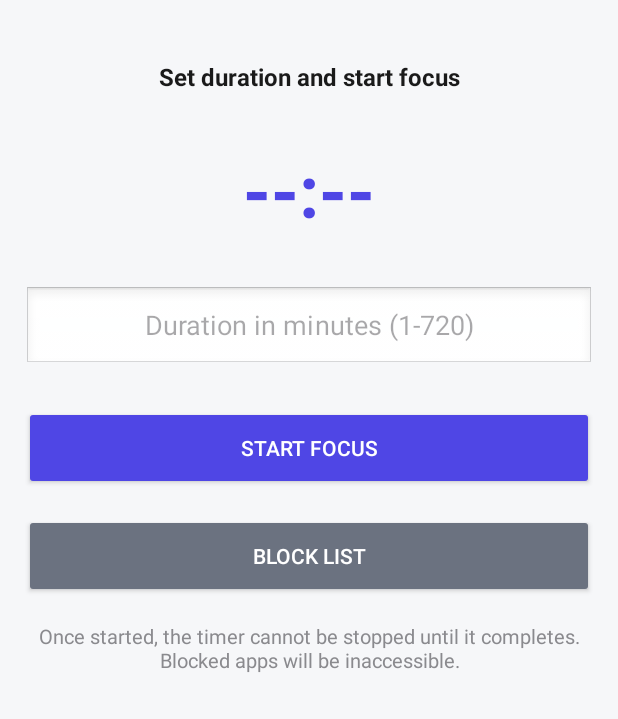
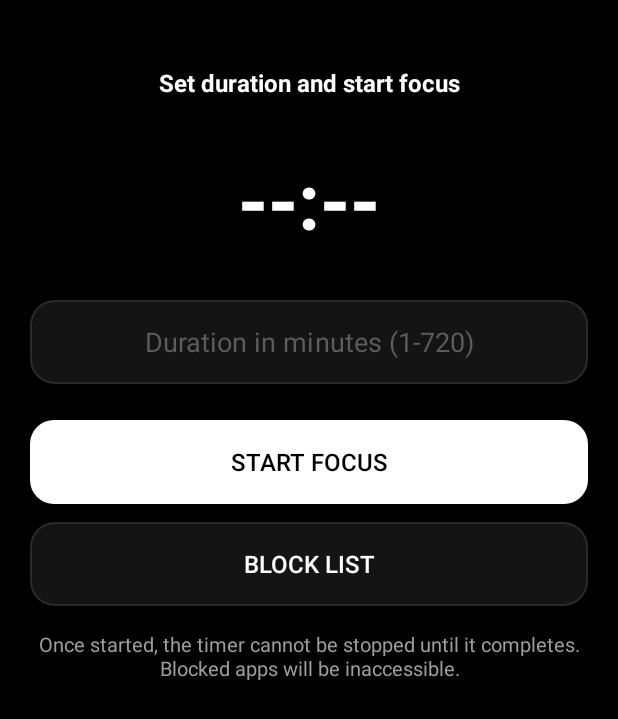
Before and after one commit to Amogha-A-Nadiger/focuslock, an Android app: the screen it shows after launch (MainActivity), on a phone screen of 412 x 824 dp. Shown: the top 719 px of the screen. Run offline under Robolectric (Android 15) with nearby library versions, the phone set to English and light mode, and no system bars.

Commit message:
ui: black bg, white text, rounded components, fade transitions
Picker now lists all installed apps including hidden/launcher-less
ones, system apps tagged, core com.android.* shelf excluded.

Generated by Mistral Vibe.
Co-Authored-By: Mistral Vibe <vibe@mistral.ai>

```diff
--- /dev/null
+++ b/app/src/main/res/anim/fade_in.xml
@@ -0,0 +1,4 @@
+<?xml version="1.0" encoding="utf-8"?>
+<alpha xmlns:android="http://schemas.android.com/apk/res/android"
+  android:fromAlpha="0.0" android:toAlpha="1.0" android:duration="250"
+  android:interpolator="@android:anim/decelerate_interpolator"/>
--- /dev/null
+++ b/app/src/main/res/anim/fade_out.xml
@@ -0,0 +1,3 @@
+<?xml version="1.0" encoding="utf-8"?>
+<alpha xmlns:android="http://schemas.android.com/apk/res/android"
+  android:fromAlpha="1.0" android:toAlpha="0.0" android:duration="200"/>
--- /dev/null
+++ b/app/src/main/res/drawable/btn_primary.xml
@@ -0,0 +1,5 @@
+<?xml version="1.0" encoding="utf-8"?>
+<shape xmlns:android="http://schemas.android.com/apk/res/android" android:shape="rectangle">
+  <solid android:color="@color/accent"/>
+  <corners android:radius="16dp"/>
+</shape>
--- /dev/null
+++ b/app/src/main/res/drawable/btn_secondary.xml
@@ -0,0 +1,6 @@
+<?xml version="1.0" encoding="utf-8"?>
+<shape xmlns:android="http://schemas.android.com/apk/res/android" android:shape="rectangle">
+  <solid android:color="@color/card"/>
+  <stroke android:width="1dp" android:color="@color/line"/>
+  <corners android:radius="16dp"/>
+</shape>
--- /dev/null
+++ b/app/src/main/res/drawable/input_rounded.xml
@@ -0,0 +1,6 @@
+<?xml version="1.0" encoding="utf-8"?>
+<shape xmlns:android="http://schemas.android.com/apk/res/android" android:shape="rectangle">
+  <solid android:color="@color/card"/>
+  <stroke android:width="1dp" android:color="@color/line"/>
+  <corners android:radius="16dp"/>
+</shape>
--- a/app/src/main/res/layout/activity_main.xml
+++ b/app/src/main/res/layout/activity_main.xml
@@ -3,8 +3,9 @@
     android:layout_width="match_parent"
     android:layout_height="match_parent"
     android:orientation="vertical"
-    android:background="#F6F7F9"
-    android:padding="16dp">
+    android:background="@color/bg"
+    android:animateLayoutChanges="true"
+    android:padding="20dp">
 
     <TextView
         android:id="@+id/statusText"
@@ -13,7 +14,7 @@
         android:text="Set duration and start focus"
         android:textSize="16sp"
         android:textStyle="bold"
-        android:textColor="#1A1A1A"
+        android:textColor="@color/text_primary"
         android:gravity="center"
         android:layout_marginTop="24dp" />
 
@@ -22,9 +23,9 @@
         android:layout_width="match_parent"
         android:layout_height="wrap_content"
         android:text="--:--"
-        android:textSize="48sp"
+        android:textSize="52sp"
         android:textStyle="bold"
-        android:textColor="#4F46E5"
+        android:textColor="@color/text_primary"
         android:gravity="center"
         android:layout_marginTop="32dp" />
 
@@ -33,35 +34,42 @@
         android:layout_width="match_parent"
         android:layout_height="56dp"
         android:hint="Duration in minutes (1-720)"
+        android:textColorHint="@color/text_disabled"
         android:inputType="number"
+        android:textColor="@color/text_primary"
         android:gravity="center"
         android:layout_marginTop="32dp"
-        android:background="@android:drawable/edit_text" />
+        android:background="@drawable/input_rounded"
+        android:paddingHorizontal="16dp" />
 
     <Button
         android:id="@+id/startBtn"
         android:layout_width="match_parent"
         android:layout_height="56dp"
         android:text="Start Focus"
+        android:textSize="16sp"
         android:layout_marginTop="24dp"
-        android:backgroundTint="#4F46E5"
-        android:textColor="#FFFFFF" />
+        android:background="@drawable/btn_primary"
+        android:backgroundTint="@null"
+        android:textColor="@color/on_accent" />
 
     <Button
-      android:id="@+id/pickerBtn"
-      android:layout_width="match_parent"
-      android:layout_height="56dp"
-      android:text="Block list"
-      android:layout_marginTop="16dp"
-      android:backgroundTint="#6B7280"
-      android:textColor="#FFFFFF" />
+        android:id="@+id/pickerBtn"
+        android:layout_width="match_parent"
+        android:layout_height="56dp"
+        android:text="Block list"
+        android:textSize="16sp"
+        android:layout_marginTop="12dp"
+        android:background="@drawable/btn_secondary"
+        android:backgroundTint="@null"
+        android:textColor="@color/text_primary" />
 
     <TextView
         android:layout_width="match_parent"
         android:layout_height="wrap_content"
         android:text="Once started, the timer cannot be stopped until it completes. Blocked apps will be inaccessible."
         android:textSize="13sp"
-        android:textColor="#8A8A8E"
+        android:textColor="@color/text_secondary"
         android:gravity="center"
         android:layout_marginTop="16dp" />
 </LinearLayout>
--- a/app/src/main/res/values-night/colors.xml
+++ b/app/src/main/res/values-night/colors.xml
@@ -1,14 +1,14 @@
 <?xml version="1.0" encoding="utf-8"?>
 <resources>
-    <color name="text_primary">#F2F2F4</color>
-    <color name="text_secondary">#9A9AA0</color>
-    <color name="text_disabled">#5A5A5E</color>
-    <color name="bg">#121214</color>
-    <color name="card">#1E1E20</color>
-    <color name="accent">#4F46E5</color>
-    <color name="on_accent">#FFFFFF</color>
-    <color name="line">#2A2A2E</color>
+    <color name="text_primary">#FFFFFF</color>
+    <color name="text_secondary">#9E9E9E</color>
+    <color name="text_disabled">#5C5C5C</color>
+    <color name="bg">#000000</color>
+    <color name="card">#141414</color>
+    <color name="accent">#FFFFFF</color>
+    <color name="on_accent">#000000</color>
+    <color name="line">#2A2A2A</color>
     <color name="danger">#E0453A</color>
     <color name="ok">#1B7A43</color>
-    <color name="ic_launcher_background">#4F46E5</color>
+    <color name="ic_launcher_background">#000000</color>
 </resources>
--- a/app/src/main/res/values/colors.xml
+++ b/app/src/main/res/values/colors.xml
@@ -1,14 +1,14 @@
 <?xml version="1.0" encoding="utf-8"?>
 <resources>
-    <color name="text_primary">#1A1A1A</color>
-    <color name="text_secondary">#8A8A8E</color>
-    <color name="text_disabled">#C7C7CC</color>
-    <color name="bg">#F6F7F9</color>
-    <color name="card">#FFFFFF</color>
-    <color name="accent">#4F46E5</color>
-    <color name="on_accent">#FFFFFF</color>
-    <color name="line">#EFEFF0</color>
+    <color name="text_primary">#FFFFFF</color>
+    <color name="text_secondary">#9E9E9E</color>
+    <color name="text_disabled">#5C5C5C</color>
+    <color name="bg">#000000</color>
+    <color name="card">#141414</color>
+    <color name="accent">#FFFFFF</color>
+    <color name="on_accent">#000000</color>
+    <color name="line">#2A2A2A</color>
     <color name="danger">#E0453A</color>
     <color name="ok">#1B7A43</color>
-    <color name="ic_launcher_background">#4F46E5</color>
+    <color name="ic_launcher_background">#000000</color>
 </resources>
--- a/app/src/main/res/values/themes.xml
+++ b/app/src/main/res/values/themes.xml
@@ -3,7 +3,18 @@
     <style name="Theme.Zyvo" parent="Theme.Material3.DayNight.NoActionBar">
         <item name="colorPrimary">@color/accent</item>
         <item name="colorOnPrimary">@color/on_accent</item>
+        <item name="android:textColor">@color/text_primary</item>
+        <item name="android:textColorPrimary">@color/text_primary</item>
+        <item name="android:textColorSecondary">@color/text_secondary</item>
+        <item name="android:windowBackground">@color/bg</item>
+        <item name="android:colorBackground">@color/bg</item>
         <item name="android:statusBarColor">@color/bg</item>
         <item name="android:navigationBarColor">@color/bg</item>
+        <item name="android:windowAnimationStyle">@style/WindowFade</item>
+    </style>
+
+    <style name="WindowFade">
+        <item name="android:windowEnterAnimation">@anim/fade_in</item>
+        <item name="android:windowExitAnimation">@anim/fade_out</item>
     </style>
 </resources>
```
Also changed, not shown: app/src/main/java/com/zyvo/focuslock/AppPickerActivity.java (+6 -2 lines), app/src/main/res/layout/activity_blocked.xml (+7 -4 lines), app/src/main/res/layout/activity_picker.xml (+9 -4 lines).
